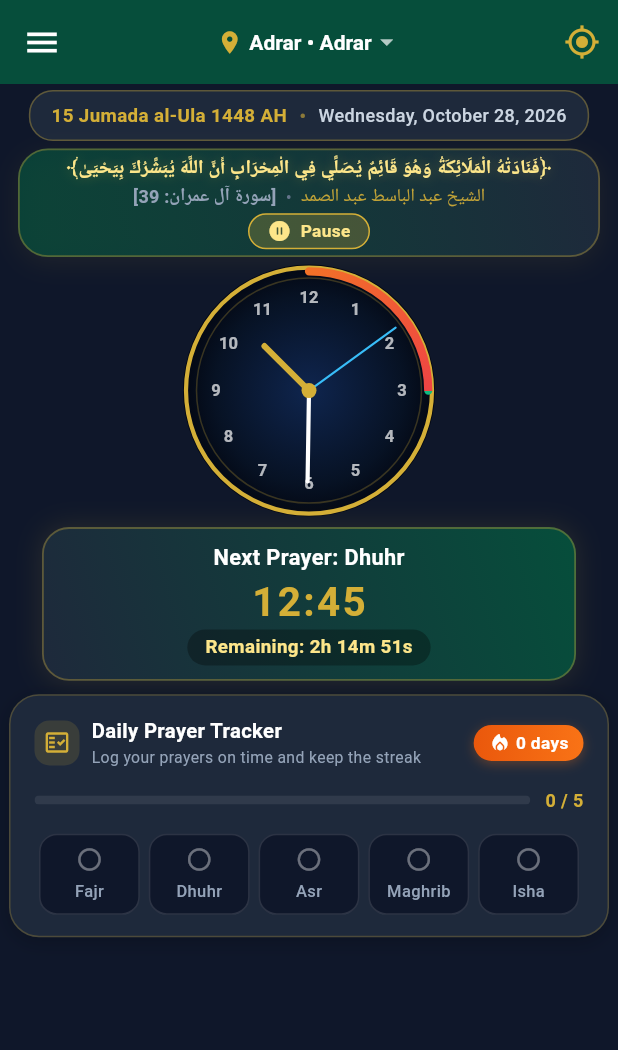
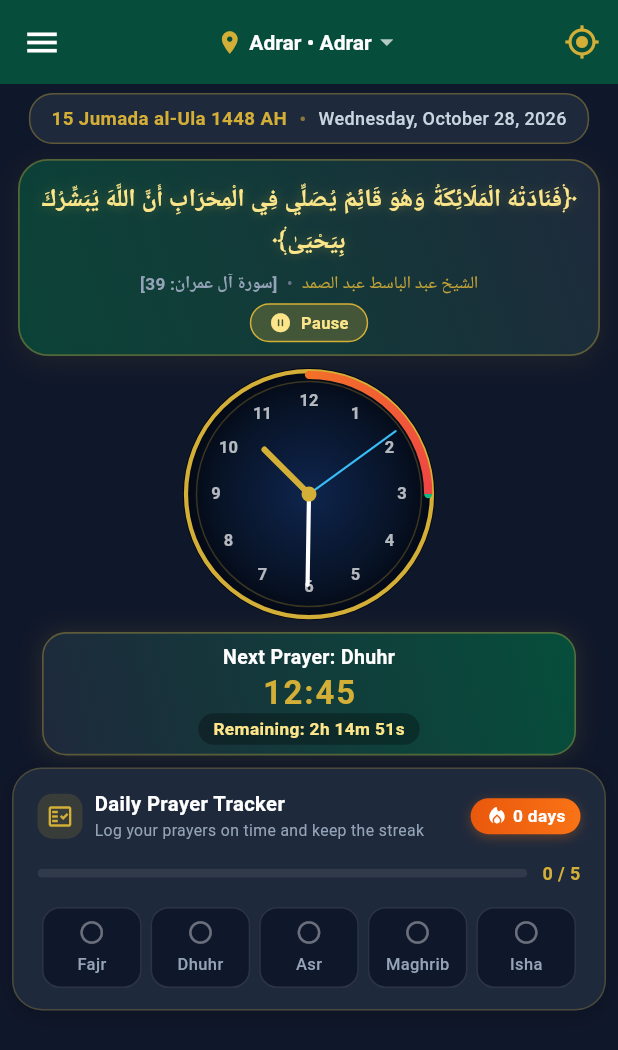
Before and after one commit to dahmane0509/mihrab, a Flutter app: the NextPrayerScreen screen opened directly with sample values from the repository, on a phone screen of 412 x 824 dp. Shown: the top 1050 px of the screen. Run offline on Flutter 3.47's test engine with Material 3 defaults, Android fonts, the phone set to English and light mode, and no system bars; our stand-ins replace audioplayers, device_info_plus, flutter_local_notifications, geolocator, google_fonts, package_info_plus and 4 more; accounts and stored records are empty; Roboto replaces fonts that are missing (Amiri); statements that could not run were skipped.

Commit message:
Fix Quran verse clipping/overlap with date card and compact Next Prayer card layout (v1.0.4)

```diff
--- a/lib/screens/next_prayer_screen.dart
+++ b/lib/screens/next_prayer_screen.dart
@@ -369,11 +369,18 @@ class _NextPrayerScreenState extends State<NextPrayerScreen> {
                   ),
                 ],
               ),
-              body: SingleChildScrollView(
-                padding: const EdgeInsets.symmetric(horizontal: 6.0, vertical: 4),
+              body: MediaQuery(
+                data: MediaQuery.of(context).copyWith(
+                  textScaler: MediaQuery.textScalerOf(context).clamp(
+                    minScaleFactor: 0.9,
+                    maxScaleFactor: 1.12,
+                  ),
+                ),
+                child: SingleChildScrollView(
+                  padding: const EdgeInsets.symmetric(horizontal: 8.0, vertical: 6),
                   child: Column(
                     children: [
-                    // Dates card - Perfectly centered per user request
+                      // Dates card - Perfectly centered single line with clear bottom spacing
                       Center(
                         child: Container(
                           padding: const EdgeInsets.symmetric(horizontal: 14, vertical: 6),
@@ -382,19 +389,21 @@ class _NextPrayerScreenState extends State<NextPrayerScreen> {
                             borderRadius: BorderRadius.circular(16),
                             border: Border.all(color: theme.accent.withValues(alpha: 0.35)),
                           ),
-                        child: Wrap(
-                          alignment: WrapAlignment.center,
-                          crossAxisAlignment: WrapCrossAlignment.center,
-                          spacing: 8,
-                          runSpacing: 4,
+                          child: FittedBox(
+                            fit: BoxFit.scaleDown,
+                            child: Row(
+                              mainAxisSize: MainAxisSize.min,
                               children: [
                                 Text(
                                   PrayerService.getFormattedHijriDate(_currentTime, lang),
                                   style: TextStyle(color: theme.accent, fontWeight: FontWeight.bold, fontSize: 12.5),
                                 ),
-                            Text(
+                                Padding(
+                                  padding: const EdgeInsets.symmetric(horizontal: 8),
+                                  child: Text(
                                     "•",
                                     style: TextStyle(color: theme.accent.withValues(alpha: 0.6), fontSize: 14),
+                                  ),
                                 ),
                                 Text(
                                   PrayerService.getFormattedGregorianDate(_currentTime, lang),
@@ -404,15 +413,14 @@ class _NextPrayerScreenState extends State<NextPrayerScreen> {
                             ),
                           ),
                         ),
-                    const SizedBox(height: 3),
+                      ),
+                      const SizedBox(height: 8),
 
                       // Mihrab Holy Quran Verse Card with Recitation Control
-                    // Wider (6px side margin/padding) and shorter so the larger clock fits.
                       Container(
                         width: double.infinity,
-                      margin: const EdgeInsets.symmetric(horizontal: 6.0, vertical: 2.0),
-                      padding: const EdgeInsets.symmetric(horizontal: 6.0, vertical: 4),
-                      clipBehavior: Clip.antiAlias,
+                        margin: const EdgeInsets.symmetric(horizontal: 4.0, vertical: 2.0),
+                        padding: const EdgeInsets.fromLTRB(10.0, 10.0, 10.0, 8.0),
                         decoration: BoxDecoration(
                           gradient: LinearGradient(
                             colors: [
@@ -439,15 +447,18 @@ class _NextPrayerScreenState extends State<NextPrayerScreen> {
                           mainAxisSize: MainAxisSize.min,
                           children: [
                             // Holy Verse directly in beautiful Uthmani Arabic script with full Tashkeel
-                          Text(
+                            Padding(
+                              padding: const EdgeInsets.only(top: 2.0, bottom: 2.0),
+                              child: Text(
                                 "﴿فَنَادَتْهُ الْمَلَائِكَةُ وَهُوَ قَائِمٌ يُصَلِّي فِي الْمِحْرَابِ أَنَّ اللَّهَ يُبَشِّرُكَ بِيَحْيَىٰ﴾",
                                 textAlign: TextAlign.center,
                                 textDirection: TextDirection.rtl,
+                                textScaler: TextScaler.noScaling,
                                 style: GoogleFonts.amiri(
                                   color: const Color(0xFFFDE68A),
-                              fontSize: 13,
+                                  fontSize: 16.5,
                                   fontWeight: FontWeight.bold,
-                              height: 1.18,
+                                  height: 1.65,
                                   shadows: [
                                     Shadow(
                                       color: const Color(0xFFD4AF37).withValues(alpha: 0.35),
@@ -456,42 +467,47 @@ class _NextPrayerScreenState extends State<NextPrayerScreen> {
                                   ],
                                 ),
                               ),
+                            ),
 
-                          const SizedBox(height: 2),
+                            const SizedBox(height: 4),
 
-                          // Attribution with Wrap to guarantee zero overflow
-                          Wrap(
-                            alignment: WrapAlignment.center,
-                            crossAxisAlignment: WrapCrossAlignment.center,
-                            spacing: 6,
-                            runSpacing: 2,
+                            // Attribution in a single scaled row to guarantee zero vertical wrapping/overflow
+                            FittedBox(
+                              fit: BoxFit.scaleDown,
+                              child: Row(
+                                mainAxisAlignment: MainAxisAlignment.center,
+                                mainAxisSize: MainAxisSize.min,
                                 children: [
                                   Text(
                                     lang == 'fr' ? "[Sourate Âl-'Imrân : 39]" : "[سورة آل عمران: 39]",
                                     textAlign: TextAlign.center,
                                     style: const TextStyle(
                                       color: Color(0xFF94A3B8),
-                                  fontSize: 12,
+                                      fontSize: 11.5,
                                       fontWeight: FontWeight.w600,
                                     ),
                                   ),
-                              const Text(
+                                  const Padding(
+                                    padding: EdgeInsets.symmetric(horizontal: 6),
+                                    child: Text(
                                       "•",
                                       style: TextStyle(color: Color(0xFF64748B), fontSize: 12),
+                                    ),
                                   ),
                                   Text(
                                     lang == 'fr' ? "Cheikh Abdul Basit" : "الشيخ عبد الباسط عبد الصمد",
                                     textAlign: TextAlign.center,
                                     style: TextStyle(
                                       color: theme.accent.withValues(alpha: 0.9),
-                                  fontSize: 12,
+                                      fontSize: 11.5,
                                       fontWeight: FontWeight.w500,
                                     ),
                                   ),
                                 ],
                               ),
+                            ),
 
-                          const SizedBox(height: 2),
+                            const SizedBox(height: 5),
 
                             // Interactive Audio Recitation Button with live state
                             ValueListenableBuilder<bool>(
@@ -507,7 +523,7 @@ class _NextPrayerScreenState extends State<NextPrayerScreen> {
                                     borderRadius: BorderRadius.circular(20),
                                     child: AnimatedContainer(
                                       duration: const Duration(milliseconds: 250),
-                                    padding: const EdgeInsets.symmetric(horizontal: 12, vertical: 3),
+                                      padding: const EdgeInsets.symmetric(horizontal: 12, vertical: 4),
                                       decoration: BoxDecoration(
                                         color: isPlaying
                                             ? const Color(0xFFD4AF37).withValues(alpha: 0.25)
@@ -524,7 +540,7 @@ class _NextPrayerScreenState extends State<NextPrayerScreen> {
                                           Icon(
                                             isPlaying ? Icons.pause_circle_filled_rounded : Icons.volume_up_rounded,
                                             color: isPlaying ? const Color(0xFFFDE68A) : theme.accent,
-                                          size: 16,
+                                            size: 15,
                                           ),
                                           const SizedBox(width: 6),
                                           Text(
@@ -533,7 +549,7 @@ class _NextPrayerScreenState extends State<NextPrayerScreen> {
                                                 : (isAr ? "استماع للتلاوة" : (lang == 'fr' ? "Écouter la récitation" : "Play Recitation")),
                                             style: TextStyle(
                                               color: isPlaying ? const Color(0xFFFDE68A) : Colors.white,
-                                            fontSize: 11.5,
+                                              fontSize: 11,
                                               fontWeight: FontWeight.bold,
                                             ),
                                           ),
@@ -547,7 +563,7 @@ class _NextPrayerScreenState extends State<NextPrayerScreen> {
                           ],
                         ),
                       ),
-                    const SizedBox(height: 3),
+                      const SizedBox(height: 6),
 
                       // Islamic Clock (Supports Analog, Digital, Minimalist)
                       Center(
@@ -557,13 +573,13 @@ class _NextPrayerScreenState extends State<NextPrayerScreen> {
                           isAr: isAr,
                         ),
                       ),
-                    const SizedBox(height: 3),
+                      const SizedBox(height: 6),
 
                       // Next Prayer Countdown Card (Compact vertical layout)
                       Container(
                         width: double.infinity,
-                      margin: const EdgeInsets.symmetric(horizontal: 22.0, vertical: 4.0),
-                      padding: const EdgeInsets.symmetric(horizontal: 16, vertical: 9),
+                        margin: const EdgeInsets.symmetric(horizontal: 20.0, vertical: 2.0),
+                        padding: const EdgeInsets.symmetric(horizontal: 14, vertical: 6),
                         clipBehavior: Clip.antiAlias,
                         decoration: BoxDecoration(
                           gradient: LinearGradient(
@@ -571,12 +587,12 @@ class _NextPrayerScreenState extends State<NextPrayerScreen> {
                             begin: Alignment.topRight,
                             end: Alignment.bottomLeft,
                           ),
-                        borderRadius: BorderRadius.circular(18),
-                        border: Border.all(color: theme.accent.withValues(alpha: 0.35), width: 1.2),
+                          borderRadius: BorderRadius.circular(16),
+                          border: Border.all(color: theme.accent.withValues(alpha: 0.35), width: 1.1),
                           boxShadow: [
                             BoxShadow(
                               color: theme.accent.withValues(alpha: 0.12),
-                            blurRadius: 14,
+                              blurRadius: 12,
                               spreadRadius: 1,
                             ),
                           ],
@@ -592,30 +608,30 @@ class _NextPrayerScreenState extends State<NextPrayerScreen> {
                                     : "${LanguageService.tr('tab_next_prayer')}: ${next['name']}",
                                 style: const TextStyle(
                                   color: Colors.white,
-                                fontSize: 14.5,
+                                  fontSize: 13,
                                   fontWeight: FontWeight.bold,
                                 ),
                               ),
                             ),
-                          const SizedBox(height: 3),
+                            const SizedBox(height: 2),
 
                             // Time Text - 24-hour format (e.g. 16:09)
                             Text(
                               next['time'] ?? "",
                               style: TextStyle(
                                 color: theme.accent,
-                              fontSize: 27,
+                                fontSize: 22,
                                 fontWeight: FontWeight.bold,
-                              height: 1.15,
-                              letterSpacing: 1.5,
+                                height: 1.1,
+                                letterSpacing: 1.2,
                               ),
                             ),
-                          const SizedBox(height: 3),
+                            const SizedBox(height: 2),
                             Container(
-                            padding: const EdgeInsets.symmetric(horizontal: 12, vertical: 3),
+                              padding: const EdgeInsets.symmetric(horizontal: 10, vertical: 2.5),
                               decoration: BoxDecoration(
                                 color: Colors.black.withValues(alpha: 0.3),
-                              borderRadius: BorderRadius.circular(14),
+                                borderRadius: BorderRadius.circular(12),
                               ),
                               child: Text(
                                 isAr
@@ -624,19 +640,20 @@ class _NextPrayerScreenState extends State<NextPrayerScreen> {
                                 style: const TextStyle(
                                   color: Color(0xFFFDE68A),
                                   fontWeight: FontWeight.bold,
-                                fontSize: 12.5,
+                                  fontSize: 11.5,
                                 ),
                               ),
                             ),
                           ],
                         ),
                       ),
-                    const SizedBox(height: 5),
+                      const SizedBox(height: 6),
 
                       // Daily Prayer Tracker with Streak Badge
                       PrayerTrackerCard(isAr: isAr),
-                    const SizedBox(height: 5),
+                      const SizedBox(height: 6),
                     ],
+                  ),
                 ),
               ),
             );
```
Lines whose indentation alone changed are shown as unchanged.
